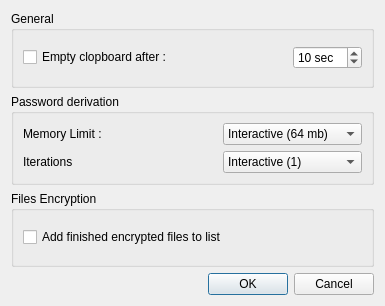
Before: the Qt Designer form arsenic/configDialog.ui in Antidote1911/arsenic, drawn with Qt 5.
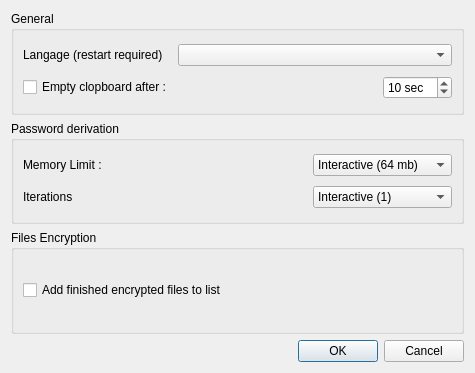
After: the same form once the commit is applied.

The edit to the form file:
```diff
--- a/arsenic/configDialog.ui
+++ b/arsenic/configDialog.ui
@@ -6,8 +6,8 @@
    <rect>
     <x>0</x>
     <y>0</y>
-    <width>385</width>
-    <height>306</height>
+    <width>475</width>
+    <height>373</height>
    </rect>
   </property>
   <property name="windowTitle">
@@ -20,7 +20,20 @@
       <string>General</string>
      </property>
      <layout class="QGridLayout" name="gridLayout">
-      <item row="0" column="2">
+      <item row="1" column="1">
+       <spacer name="horizontalSpacer">
+        <property name="orientation">
+         <enum>Qt::Horizontal</enum>
+        </property>
+        <property name="sizeHint" stdset="0">
+         <size>
+          <width>40</width>
+          <height>20</height>
+         </size>
+        </property>
+       </spacer>
+      </item>
+      <item row="1" column="2">
        <widget class="QSpinBox" name="spinBox_clip">
         <property name="suffix">
          <string> sec</string>
@@ -36,25 +49,22 @@
         </property>
        </widget>
       </item>
-      <item row="0" column="0">
+      <item row="1" column="0">
        <widget class="QCheckBox" name="checkBox_empty">
         <property name="text">
          <string>Empty clopboard after :</string>
         </property>
        </widget>
       </item>
-      <item row="0" column="1">
-       <spacer name="horizontalSpacer">
-        <property name="orientation">
-         <enum>Qt::Horizontal</enum>
+      <item row="0" column="0">
+       <widget class="QLabel" name="label">
+        <property name="text">
+         <string>Langage (restart required)</string>
         </property>
-        <property name="sizeHint" stdset="0">
-         <size>
-          <width>40</width>
-          <height>20</height>
-         </size>
-        </property>
-       </spacer>
+       </widget>
+      </item>
+      <item row="0" column="1" colspan="2">
+       <widget class="QComboBox" name="languageComboBox"/>
       </item>
      </layout>
     </widget>
```
